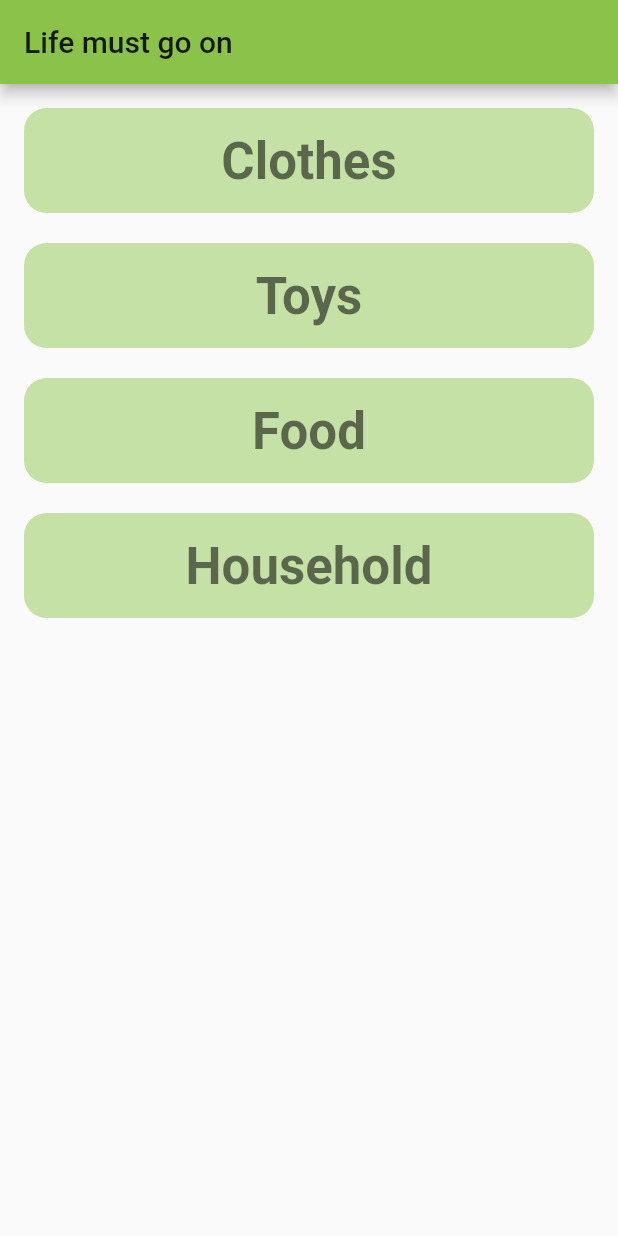
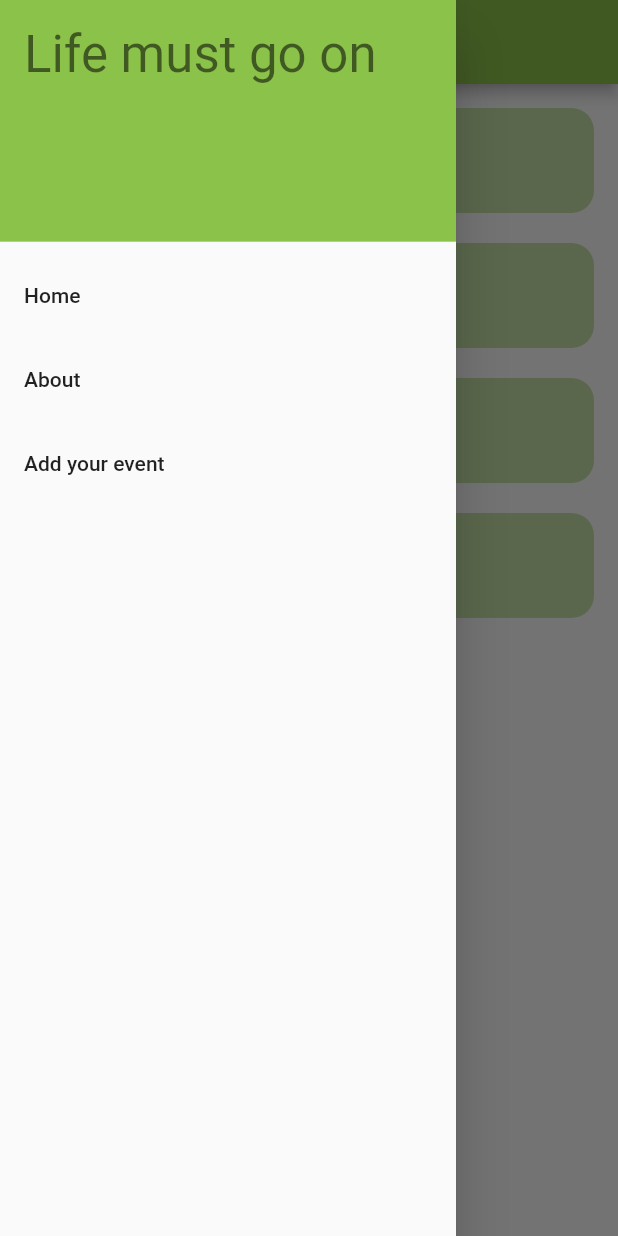
Before and after one commit to nikifaets/life-must-go-on, a Flutter app: the screen it shows after launch, with the side drawer open (before the commit the screen has no drawer), on a phone screen of 412 x 824 dp. Run offline on Flutter 3.47's test engine with Material 2 defaults, Android fonts, the phone set to English and light mode, and no system bars.

Commit message:
added add event form

```diff
--- /dev/null
+++ b/frontend/lib/about.dart
@@ -0,0 +1,18 @@
+import 'package:flutter/material.dart';
+import 'package:life_must_go_on/constants.dart';
+import 'package:life_must_go_on/drawer.dart';
+
+class AboutPage extends StatelessWidget {
+  @override
+  Widget build(BuildContext context) {
+    return Scaffold(
+      appBar: AppBar(
+        title: Text(projectTitle),
+      ),
+      drawer: MyDrawer(
+        curr: "about",
+      ),
+      body: Text("Very interesting about text."),
+    );
+  }
+}
--- a/frontend/lib/data/event.dart
+++ b/frontend/lib/data/event.dart
@@ -14,7 +14,7 @@ class EventEntry {
     return EventEntry(
       name: json['name'],
       description: json['description'],
-      link: json['link'],
+      link: json['url'],
     );
   }
 }
--- /dev/null
+++ b/frontend/lib/drawer.dart
@@ -0,0 +1,67 @@
+import 'package:flutter/material.dart';
+import 'package:life_must_go_on/about.dart';
+import 'package:life_must_go_on/add_event.dart';
+import 'package:life_must_go_on/constants.dart';
+import 'package:life_must_go_on/main.dart';
+
+class MyDrawer extends StatelessWidget {
+  final String curr;
+
+  const MyDrawer({Key key, this.curr}) : super(key: key);
+
+  @override
+  Widget build(BuildContext context) {
+    final homeTile = ListTile(
+      title: Text('Home'),
+      onTap: () {
+        Navigator.of(context).pop();
+        if (this.curr != 'home') {
+          Navigator.of(context).push(MaterialPageRoute(builder: (ctx) {
+            return MyHomePage();
+          }));
+        }
+      },
+    );
+    final aboutTile = ListTile(
+      title: Text('About'),
+      onTap: () {
+        Navigator.of(context).pop();
+        if (this.curr != 'about') {
+          Navigator.of(context).push(MaterialPageRoute(builder: (ctx) {
+            return AboutPage();
+          }));
+        }
+      },
+    );
+    final addEventTile = ListTile(
+      title: Text('Add your event'),
+      onTap: () {
+        Navigator.of(context).pop();
+        if (this.curr != 'add_event') {
+          Navigator.of(context).push(MaterialPageRoute(builder: (ctx) {
+            return AddEvent();
+          }));
+        }
+      },
+    );
+    return Drawer(
+      child: ListView(
+        padding: EdgeInsets.zero,
+        children: <Widget>[
+          DrawerHeader(
+            child: Text(
+              projectTitle,
+              style: Theme.of(context).textTheme.headline4,
+            ),
+            decoration: BoxDecoration(
+              color: Theme.of(context).accentColor,
+            ),
+          ),
+          homeTile,
+          aboutTile,
+          addEventTile
+        ],
+      ),
+    );
+  }
+}
--- a/frontend/lib/main.dart
+++ b/frontend/lib/main.dart
@@ -1,6 +1,7 @@
 import 'package:flutter/material.dart';
 import 'package:life_must_go_on/category_tile.dart';
 import 'package:life_must_go_on/constants.dart';
+import 'package:life_must_go_on/drawer.dart';
 import 'package:life_must_go_on/error.dart';
 import 'package:life_must_go_on/loading_screen.dart';
 
@@ -43,6 +44,9 @@ class _MyHomePageState extends State<MyHomePage> {
             appBar: AppBar(
               title: Text(projectTitle),
             ),
+            drawer: MyDrawer(
+              curr: "home",
+            ),
             body: ListView.builder(
               padding: EdgeInsets.all(16.0),
               itemCount: snapshot.data.length,
```
Also changed, not shown: frontend/lib/add_event.dart (added, +72 -0 lines), frontend/lib/loading_screen.dart (+2 -8 lines), frontend/pubspec.lock.
